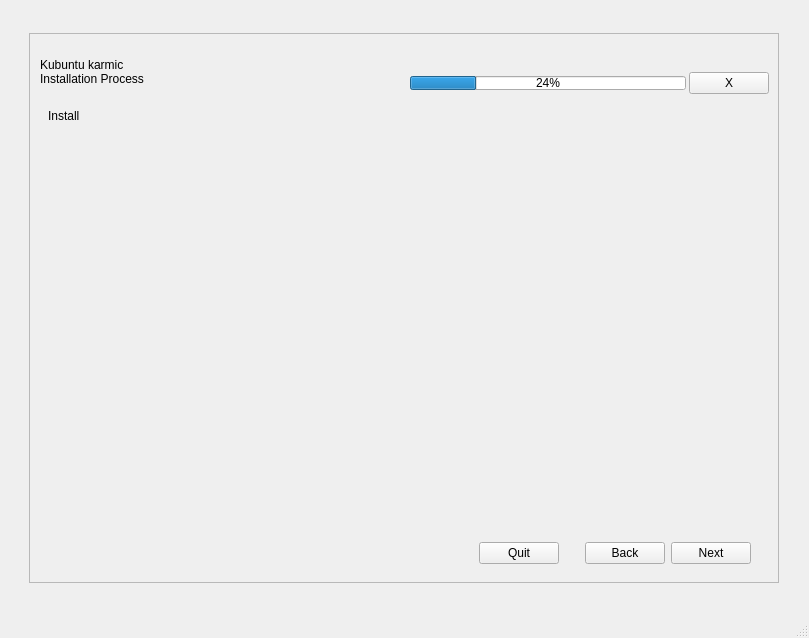
Old version of the form gui/qt/app.ui in the repository chenhan1218/ubiquity.
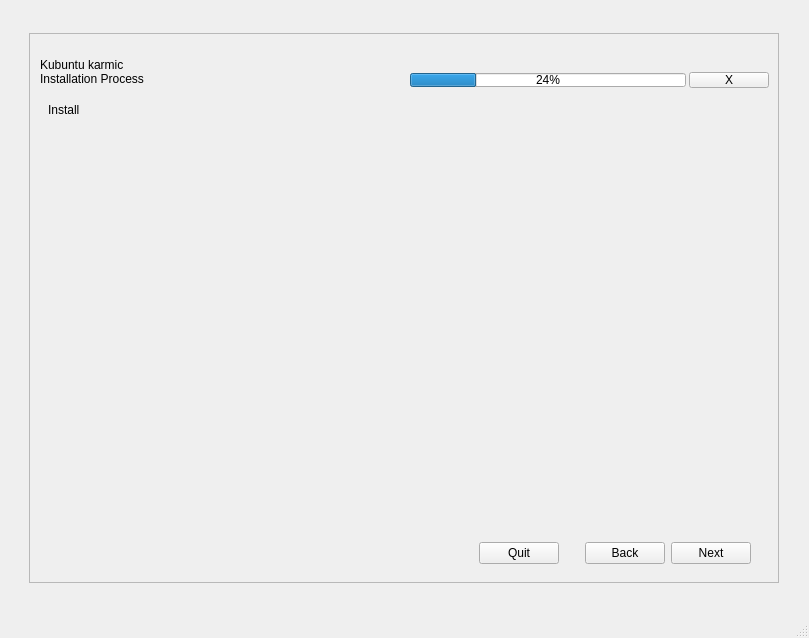
New version of the form. Custom widgets are drawn as their Qt base class.

Commit message: fix display on small screens (LP: #424216)

Diff of the .ui file:
```diff
--- a/gui/qt/app.ui
+++ b/gui/qt/app.ui
@@ -225,6 +225,12 @@
              </item>
              <item row="1" column="0" colspan="3">
               <widget class="QLabel" name="install_process_label">
+               <property name="minimumSize">
+                <size>
+                 <width>0</width>
+                 <height>16</height>
+                </size>
+               </property>
                <property name="text">
                 <string>Installation Process</string>
                </property>
@@ -329,6 +335,12 @@
              </item>
              <item row="1" column="5">
               <widget class="QPushButton" name="progressCancel">
+               <property name="maximumSize">
+                <size>
+                 <width>16777215</width>
+                 <height>16</height>
+                </size>
+               </property>
                <property name="text">
                 <string>X</string>
                </property>
```
The commit also changes 6 other files.
